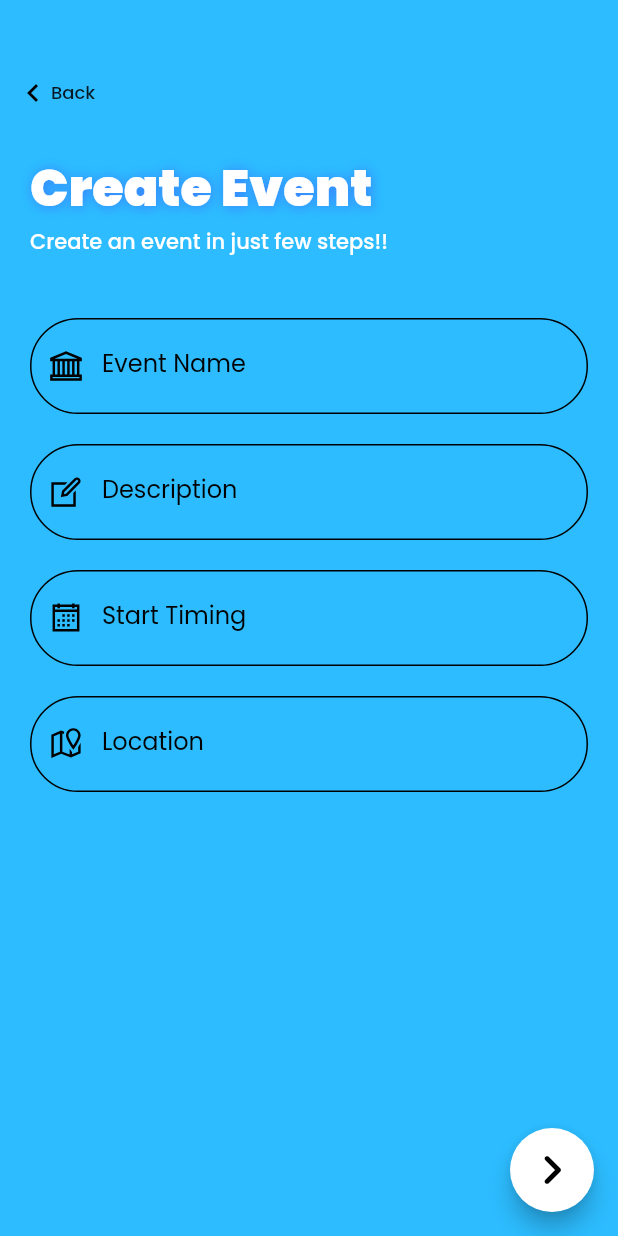
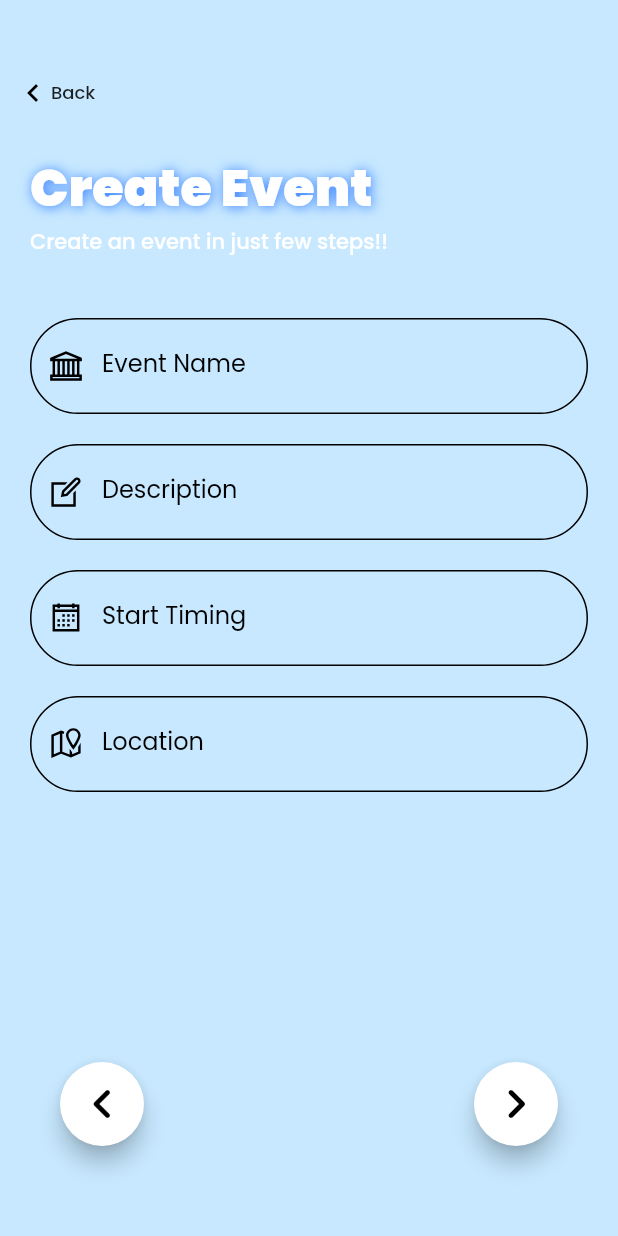
Before and after one commit to eventoflutter/EventO, a Flutter app: what createEvent() shows on an empty page, opened directly, on a phone screen of 412 x 824 dp. Run offline on Flutter 3.47's test engine with Material 2 defaults, Android fonts, the light colour scheme and no system bars; drawn by our look-alikes of liquid_swipe; our stand-ins replace animated_notch_bottom_bar, cloud_firestore, firebase_auth, firebase_core, flutter_otp_text_field, get and 3 more; accounts and stored records are empty.

Commit message:
Vivek's 4th commit

```diff
--- /dev/null
+++ b/lib/src/Pages/createEventPages/page1.dart
@@ -0,0 +1,157 @@
+// ignore_for_file: camel_case_types
+
+import 'package:final_year_project/src/Widget/Buttons/backbutton.dart';
+import 'package:final_year_project/src/Widget/Controller/createEventController.dart';
+import 'package:final_year_project/src/Widget/TextFeilds/createEventTextFeild.dart';
+import 'package:flutter/material.dart';
+import 'package:intl/intl.dart';
+import 'package:line_awesome_flutter/line_awesome_flutter.dart';
+
+class create_event_page_1 extends StatelessWidget {
+  const create_event_page_1({
+    Key? key,
+    required this.controller,
+  }) : super(key: key);
+
+  final create_Event_Controller controller;
+
+  @override
+  Widget build(BuildContext context) {
+    return Scaffold(
+      backgroundColor: const Color.fromARGB(255, 199, 232, 255),
+      body: SingleChildScrollView(
+        child: Stack(
+          children: [
+            Positioned(top: 40, left: 0, child: backbutton(context: context)),
+            Container(
+              padding: const EdgeInsets.all(20),
+              child: Column(
+                crossAxisAlignment: CrossAxisAlignment.start,
+                children: [
+                  const SizedBox(height: 80),
+                  Column(
+                    crossAxisAlignment: CrossAxisAlignment.start,
+                    children: [
+                      Text(
+                        "Create Event",
+                        style: Theme.of(context)
+                            .textTheme
+                            .headlineMedium
+                            ?.apply(
+                                color: Colors.white,
+                                fontWeightDelta: 600,
+                                shadows: const [
+                              Shadow(
+                                  color: Color.fromARGB(255, 57, 130, 255),
+                                  offset: Offset(1, 1),
+                                  blurRadius: 10)
+                            ]),
+                      ),
+                      Text(
+                        "Create an event in just few steps!!",
+                        style: Theme.of(context)
+                            .textTheme
+                            .labelLarge
+                            ?.apply(color: Colors.white, fontWeightDelta: 0),
+                      )
+                    ],
+                  ),
+                  const SizedBox(
+                    height: 40,
+                  ),
+                  Form(
+                      child: Column(
+                    mainAxisAlignment: MainAxisAlignment.center,
+                    crossAxisAlignment: CrossAxisAlignment.center,
+                    children: [
+                      inputField(
+                        controller: controller.eventName,
+                        label: "Event Name",
+                        ic: LineAwesomeIcons.landmark,
+                      ),
+                      const SizedBox(
+                        height: 20,
+                      ),
+                      inputField(
+                        controller: controller.desc,
+                        label: "Description",
+                        ic: LineAwesomeIcons.edit,
+                      ),
+                      const SizedBox(
+                        height: 20,
+                      ),
+                      inputField(
+                          controller: controller.startTime.value,
+                          label: "Start Timing",
+                          ic: LineAwesomeIcons.calendar_1,
+                          enabled: true,
+                          press: () async {
+                            TimeOfDay? tim;
+                            DateTime? dat;
+
+                            await showDialog<DateTime>(
+                              context: context,
+                              builder: (context) {
+                                return DatePickerDialog(
+                                  initialDate: DateTime.now(),
+                                  firstDate: DateTime.now(),
+                                  lastDate: DateTime(2050),
+                                  confirmText: "Next",
+                                  initialCalendarMode: DatePickerMode.day,
+                                );
+                              },
+                            ).then((value) => dat = value);
+
+                            if (context.mounted) {}
+
+                            await showDialog<TimeOfDay>(
+                                context: context,
+                                builder: (context) {
+                                  return TimePickerDialog(
+                                    initialTime: TimeOfDay.now(),
+                                    hourLabelText: "Hours",
+                                    minuteLabelText: "Minutes",
+                                  );
+                                }).then((value) => tim = value);
+
+                            if (dat == null || tim == null) {
+                              return;
+                            }
+                            DateTime startDate = DateTime(dat!.year, dat!.month,
+                                dat!.day, tim!.hour, tim!.minute);
+
+                            controller.startTime.value.text =
+                                DateFormat('d/MMM/y | h:mm a')
+                                    .format(startDate);
+                            controller.date_time = startDate;
+                          }),
+                      const SizedBox(
+                        height: 20,
+                      ),
+                      inputField(
+                          label: "Location",
+                          ic: LineAwesomeIcons.map_marked,
+                          controller: controller.location)
+                    ],
+                  ))
+                ],
+              ),
+            ),
+          ],
+        ),
+      ),
+      // floatingActionButton: FloatingActionButton(
+      //   onPressed: () {
+      //     controller.nextPage();
+      //   },
+      //   backgroundColor: Colors.white,
+      //   child: const Icon(
+      //     Icons.navigate_next_rounded,
+      //     color: Colors.black,
+      //     size: 40,
+      //   ),
+      // ),
+      // floatingActionButtonLocation: FloatingActionButtonLocation.centerFloat   ,
+    );
+  }
+}
--- a/lib/src/Widget/Controller/createEventController.dart
+++ b/lib/src/Widget/Controller/createEventController.dart
@@ -2,13 +2,45 @@
 
 import 'package:flutter/material.dart';
 import 'package:get/get.dart';
+import 'package:liquid_swipe/PageHelpers/LiquidController.dart';
 
 class create_Event_Controller extends GetxController {
   static create_Event_Controller get instance => Get.find();
 
+  //Page 1
   final eventName = TextEditingController();
   final desc = TextEditingController();
-  final startTime = TextEditingController();
+  final startTime = TextEditingController().obs;
   final location = TextEditingController();
   late DateTime date_time;
+
+  // Page 2
+  final RxBool? qrEnable = false.obs;
+  final RxInt scans = 1.obs;
+
+  incre() => scans.value++;
+
+  decre() {
+    if (scans > 1) {
+      scans.value--;
+    }
+  }
+
+  // Liquid Swipe Controller
+
+  final lqController = LiquidController();
+  RxInt currentPage = 0.obs;
+
+  onPageChanged(int activePageIndex) {
+    currentPage.value = activePageIndex;
+  }
+
+  prevPage() {
+    int prevPage = lqController.currentPage - 1;
+    lqController.animateToPage(page: prevPage);
+  }
+  nextPage() {
+    int nextPage = lqController.currentPage + 1;
+    lqController.animateToPage(page: nextPage);
+  }
 }
--- a/lib/src/Widget/Event/createEvent.dart
+++ b/lib/src/Widget/Event/createEvent.dart
@@ -1,11 +1,11 @@
 // ignore_for_file: camel_case_types, file_names, must_be_immutable
 
-import 'package:final_year_project/src/Widget/Buttons/backbutton.dart';
+import 'package:final_year_project/src/Pages/createEventPages/page1.dart';
+import 'package:final_year_project/src/Pages/createEventPages/page2.dart';
 import 'package:final_year_project/src/Widget/Controller/createEventController.dart';
 import 'package:flutter/material.dart';
 import 'package:get/get.dart';
-import 'package:line_awesome_flutter/line_awesome_flutter.dart';
-import 'package:intl/intl.dart';
+import 'package:liquid_swipe/liquid_swipe.dart';
 
 class createEvent extends StatefulWidget {
   const createEvent({super.key});
@@ -20,131 +20,27 @@ class _createEventState extends State<createEvent> {
 
   @override
   Widget build(BuildContext context) {
-    return Scaffold(
-      backgroundColor: const Color.fromARGB(255, 44, 188, 255),
-      body: SingleChildScrollView(
-        child: Stack(
-          children: [
-            Positioned(top: 40, left: 0, child: backbutton(context: context)),
-            Container(
-              padding: const EdgeInsets.all(20),
-              child: Column(
-                crossAxisAlignment: CrossAxisAlignment.start,
-                children: [
-                  const SizedBox(height: 80),
-                  Column(
-                    crossAxisAlignment: CrossAxisAlignment.start,
-                    children: [
-                      Text(
-                        "Create Event",
-                        style: Theme.of(context).textTheme.headlineMedium?.apply(
-                            color: Colors.white,
-                            fontWeightDelta: 600,
-                            shadows: const [
-                              Shadow(
-                                  color: Color.fromARGB(255, 57, 130, 255),
-                                  offset: Offset(1, 1),
-                                  blurRadius: 10)
-                            ]),
+    return Stack(
+      children:
+        [
+          LiquidSwipe(
+            liquidController: controller.lqController,
+            enableLoop: false,
+            onPageChangeCallback: controller.onPageChanged,
+            // enableSideReveal: true,
+            pages: [
+              create_event_page_1(controller: controller,),
+              create_event_page_2(controller: controller,),
+              create_event_page_1(controller: controller,),
+            ]
           ),
-                      Text(
-                        "Create an event in just few steps!!",
-                        style: Theme.of(context)
-                            .textTheme
-                            .labelLarge
-                            ?.apply(color: Colors.white, fontWeightDelta: 0),
-                      )
-                    ],
-                  ),
-                  const SizedBox(
-                    height: 40,
-                  ),
-                  Form(
-                      child: Column(
-                    mainAxisAlignment: MainAxisAlignment.center,
-                    crossAxisAlignment: CrossAxisAlignment.center,
-                    children: [
-                      inputField(
-                        controller: controller.eventName,
-                        label: "Event Name",
-                        ic: LineAwesomeIcons.landmark,
-                      ),
-                      const SizedBox(
-                        height: 20,
-                      ),
-                      inputField(
-                        controller: controller.desc,
-                        label: "Description",
-                        ic: LineAwesomeIcons.edit,
-                      ),
-                      const SizedBox(
-                        height: 20,
-                      ),
-                      inputField(
-                        controller: controller.startTime,
-                        label: "Start Timing",
-                        ic: LineAwesomeIcons.calendar_1,
-                        enabled: true,
-                        press: () async
-                        {
-                          TimeOfDay? tim;
-                          DateTime? dat;
-
-                          await showDialog<DateTime>(
-                            context: context,
-                            builder: (context) {
-                              return DatePickerDialog(
-                                  initialDate: DateTime.now(),
-                                  firstDate: DateTime.now(),
-                                  lastDate: DateTime(2050),
-                                  confirmText: "Next",
-                                  initialCalendarMode: DatePickerMode.day,
-                                  );
+          Positioned(
+            bottom: 60,
+            right: 40,
+            child: FloatingActionButton(
+              onPressed: () {
+                controller.nextPage();
               },
-                          ).then((value) => dat = value);
-
-                          if (context.mounted) {}
-
-                          await showDialog<TimeOfDay>(
-                              context: context,
-                              builder: (context) {
-                                return TimePickerDialog(
-                                  initialTime: TimeOfDay.now(),
-                                  hourLabelText: "Hours",
-                                  minuteLabelText: "Minutes",
-                                );
-                              }).then((value) => tim = value);
-
-                          if (dat == null || tim == null) {
-                            return;
-                          }
-                          DateTime startDate = DateTime(dat!.year, dat!.month, dat!.day, tim!.hour, tim!.minute);
-
-                          setState(() {
-                            controller.startTime.text = DateFormat('d/MMM/y | h:mm a').format(startDate);
-                            controller.date_time = startDate;
-                          });
-
-                        }
-                        ),
-                      const SizedBox(
-                        height: 20,
-                      ),
-                      inputField(
-                        label: "Location",
-                        ic: LineAwesomeIcons.map_marked,
-                        controller: controller.location
-                      )
-                    ],
-                  ))
-                ],
-              ),
-            ),
-          ],
-        ),
-      ),
-      floatingActionButton: FloatingActionButton(
-        onPressed: () {},
               backgroundColor: Colors.white,
               child: const Icon(
                 Icons.navigate_next_rounded,
@@ -152,61 +48,23 @@ class _createEventState extends State<createEvent> {
                 size: 40,
               ),
             ),
+          ),
+          Positioned(
+            bottom: 60,
+            left: 40,
+            child: FloatingActionButton(
+              onPressed: () {
+                controller.prevPage();
+              },
+              backgroundColor: Colors.white,
+              child: const Icon(
+                Icons.navigate_before_rounded,
+                color: Colors.black,
+                size: 40,
+              ),
+            ),
+          )
+        ],
       );
   }
 }
-
-class inputField extends StatelessWidget {
-  inputField({
-    Key? key,
-    required this.label,
-    required this.ic,
-    required this.controller,
-    this.press,
-    this.enabled = false,
-  }) : super(key: key);
-
-  final String label;
-  final IconData ic;
-  VoidCallback? press = () {};
-  bool enabled;
-  TextEditingController controller;
-
-  @override
-  Widget build(BuildContext context) {
-    return TextFormField(
-      controller: controller,
-      onTap: press,
-      keyboardType: TextInputType.text,
-      decoration: InputDecoration(
-        prefixIcon: Icon(ic, color: Colors.black, shadows: [
-          Shadow(
-              color: Colors.black.withOpacity(0.1),
-              offset: const Offset(1, 1),
-              blurRadius: 10),
-        ],
-        size: 26,
-        ),
-        labelText: label,
-        labelStyle: const TextStyle(color: Colors.black),
-        hintText: label,
-        hintStyle: const TextStyle(color: Colors.black),
-
-        // border: OutlineInputBorder(
-        //     borderRadius: BorderRadius.all(Radius.circular(50)),
-        //     borderSide: BorderSide(color: Colors.white)
-        // ),
-        enabledBorder: const OutlineInputBorder(
-            borderRadius: BorderRadius.all(Radius.circular(50)),
-            borderSide: BorderSide(color: Colors.black)),
-        focusedBorder: const OutlineInputBorder(
-            borderRadius: BorderRadius.all(Radius.circular(50)),
-            borderSide: BorderSide(color: Colors.black)),
-      ),
-      style: const TextStyle(color: Colors.black),
-      cursorColor: const Color.fromARGB(255, 38, 38, 38),
-      readOnly: enabled,
-      textInputAction: TextInputAction.next,
-    );
-  }
-}
--- /dev/null
+++ b/lib/src/Widget/TextFeilds/createEventTextFeild.dart
@@ -0,0 +1,58 @@
+// ignore_for_file: camel_case_types, file_names, must_be_immutable
+
+import 'package:flutter/material.dart';
+
+class inputField extends StatelessWidget {
+  inputField({
+    Key? key,
+    required this.label,
+    required this.ic,
+    required this.controller,
+    this.press,
+    this.enabled = false,
+  }) : super(key: key);
+
+  final String label;
+  final IconData ic;
+  VoidCallback? press = () {};
+  bool enabled;
+  TextEditingController controller;
+
+  @override
+  Widget build(BuildContext context) {
+    return TextFormField(
+      controller: controller,
+      onTap: press,
+      keyboardType: TextInputType.text,
+      decoration: InputDecoration(
+        prefixIcon: Icon(ic, color: Colors.black, shadows: [
+          Shadow(
+              color: Colors.black.withOpacity(0.1),
+              offset: const Offset(1, 1),
+              blurRadius: 10),
+        ],
+        size: 26,
+        ),
+        labelText: label,
+        labelStyle: const TextStyle(color: Colors.black),
+        hintText: label,
+        hintStyle: const TextStyle(color: Colors.black),
+
+        // border: OutlineInputBorder(
+        //     borderRadius: BorderRadius.all(Radius.circular(50)),
+        //     borderSide: BorderSide(color: Colors.white)
+        // ),
+        enabledBorder: const OutlineInputBorder(
+            borderRadius: BorderRadius.all(Radius.circular(50)),
+            borderSide: BorderSide(color: Colors.black)),
+        focusedBorder: const OutlineInputBorder(
+            borderRadius: BorderRadius.all(Radius.circular(50)),
+            borderSide: BorderSide(color: Colors.black)),
+      ),
+      style: const TextStyle(color: Colors.black),
+      cursorColor: const Color.fromARGB(255, 38, 38, 38),
+      readOnly: enabled,
+      textInputAction: TextInputAction.next,
+    );
+  }
+}
--- a/lib/src/constants/image_constants.dart
+++ b/lib/src/constants/image_constants.dart
@@ -4,3 +4,4 @@ const String logo2 = "assets/images/logo2.png";
 const String logoWhite = "assets/images/logo_white.png";
 const String logoBlue = "assets/images/logo_blue.png";
 const String googlelogo = "assets/images/googlelogo.png";
+const String qrCode = "assets/images/qr-code-image.png";
--- a/pubspec.yaml
+++ b/pubspec.yaml
@@ -27,6 +27,8 @@ dependencies:
   animated_notch_bottom_bar: ^0.0.1
   flutter_datetime_picker: ^1.5.1
   intl: ^0.17.0
+  liquid_swipe: ^3.0.0
+  simple_shadow: ^0.3.1
 
 dev_dependencies:
   flutter_test:
```
Also changed, not shown: lib/src/Pages/createEventPages/page2.dart (added, +155 -0 lines), pubspec.lock, 1 other file. Lines whose indentation alone changed are shown as unchanged.
